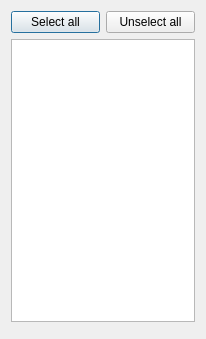
This is sources/dialogs/dialogselection.ui in davy7125/polyphone as Qt 5 draws it before an edit. The edited form follows.
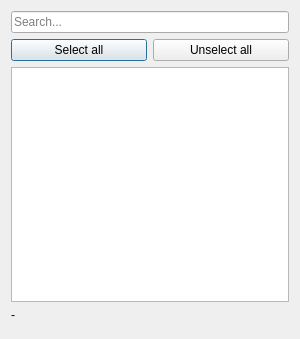
This is the edited form. Icons and pictures are not drawn. Custom widgets are drawn as their Qt base class.

What changed in the file:
```diff
--- a/sources/dialogs/dialogselection.ui
+++ b/sources/dialogs/dialogselection.ui
@@ -9,7 +9,7 @@
    <rect>
     <x>0</x>
     <y>0</y>
-    <width>206</width>
+    <width>300</width>
     <height>339</height>
    </rect>
   </property>
@@ -21,23 +21,44 @@
     <normaloff>:/misc/polyphone.png</normaloff>:/misc/polyphone.png</iconset>
   </property>
   <layout class="QGridLayout" name="gridLayout">
-   <item row="2" column="0" colspan="2">
-    <widget class="QListWidget" name="listWidget"/>
+   <item row="0" column="0" colspan="2">
+    <widget class="QLineEdit" name="lineSearch">
+     <property name="placeholderText">
+      <string>Search...</string>
+     </property>
+     <property name="clearButtonEnabled">
+      <bool>true</bool>
+     </property>
+    </widget>
    </item>
-   <item row="0" column="0">
+   <item row="1" column="0">
     <widget class="QPushButton" name="pushSelectAll">
      <property name="text">
       <string>Select all</string>
      </property>
     </widget>
    </item>
-   <item row="0" column="1">
+   <item row="1" column="1">
     <widget class="QPushButton" name="pushSelectNone">
      <property name="text">
       <string>Unselect all</string>
      </property>
     </widget>
    </item>
+   <item row="2" column="0" colspan="2">
+    <widget class="QListWidget" name="listWidget">
+     <property name="selectionMode">
+      <enum>QAbstractItemView::SelectionMode::ExtendedSelection</enum>
+     </property>
+    </widget>
+   </item>
+   <item row="3" column="0" colspan="2">
+    <widget class="QLabel" name="labelCount">
+     <property name="text">
+      <string notr="true">-</string>
+     </property>
+    </widget>
+   </item>
    <item row="4" column="0" colspan="2">
     <widget class="DialogButtonBox" name="buttonBox"/>
    </item>
```
Left out of the diff: 1 changed line with no effect on the pictures.
